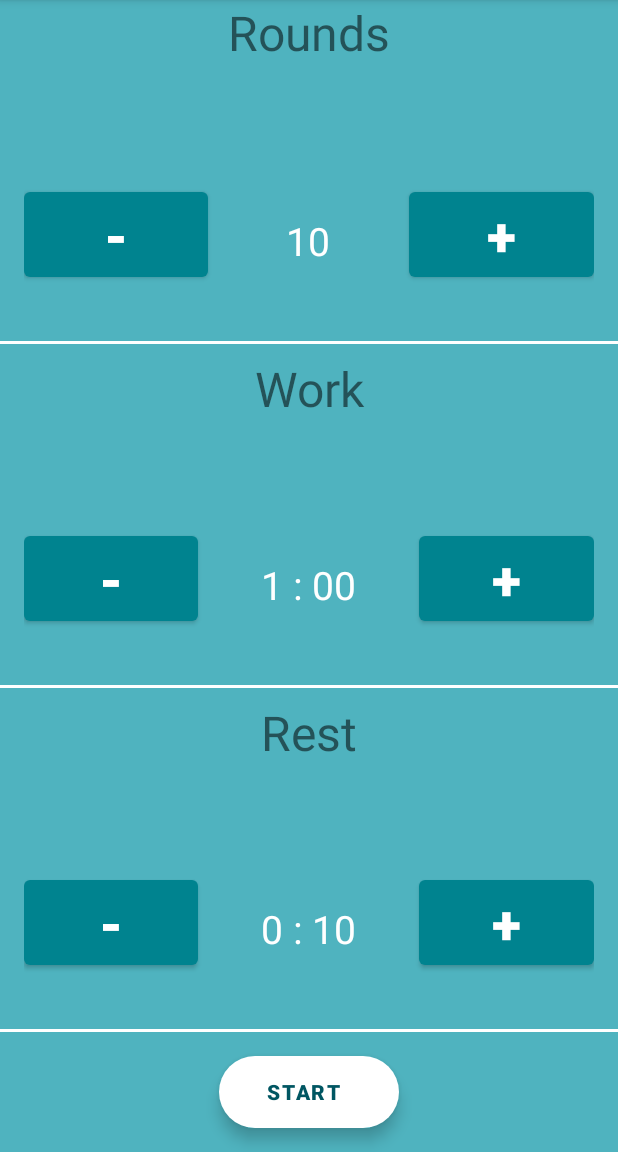
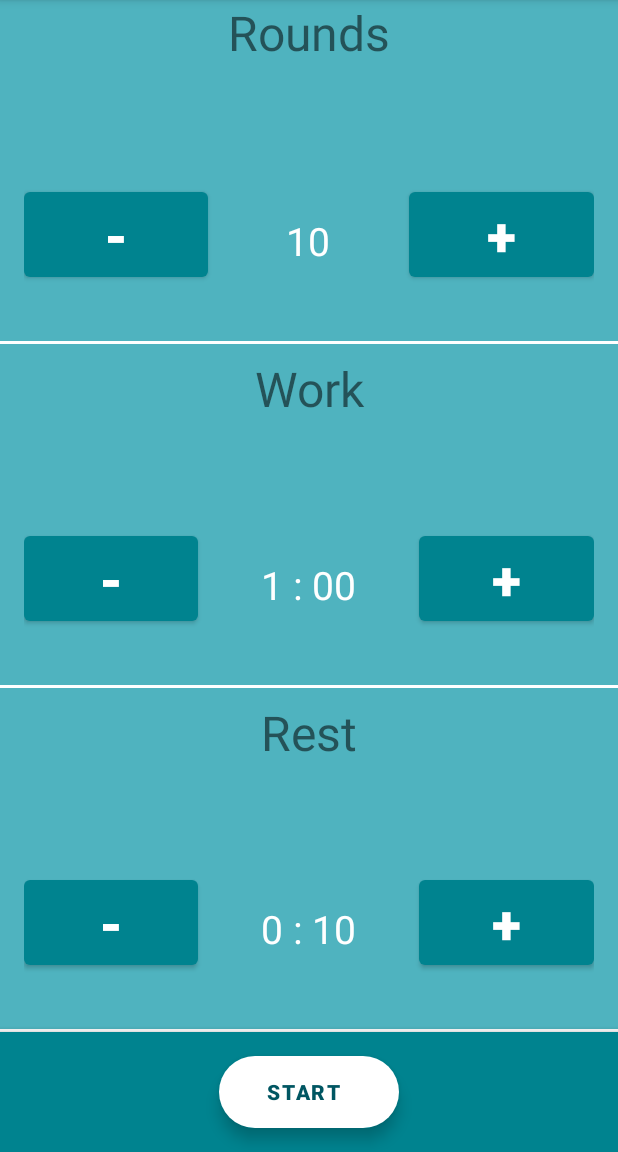
Before and after one commit to dnagelCS/Workout_Timer, an Android app: the screen it shows after launch (MainActivity), on a phone screen of 412 x 824 dp, the part 84-1236 px from its top. Run offline under Robolectric (Android 15) with nearby library versions, the phone set to English and light mode, and no system bars.

Commit message:
added bottom bar by fab

```diff
--- a/app/src/main/res/layout/activity_main.xml
+++ b/app/src/main/res/layout/activity_main.xml
@@ -4,8 +4,7 @@
     xmlns:tools="http://schemas.android.com/tools"
     android:layout_width="match_parent"
     android:layout_height="match_parent"
-    tools:context=".activities.MainActivity"
-    android:background="@color/primaryLightColor">
+    tools:context=".activities.MainActivity">
 
     <include layout="@layout/main_include_toolbar" />
     <include layout="@layout/content_main" />
--- a/app/src/main/res/layout/main_include_fab.xml
+++ b/app/src/main/res/layout/main_include_fab.xml
@@ -4,6 +4,15 @@
     xmlns:app="http://schemas.android.com/apk/res-auto"
     xmlns:tools="http://schemas.android.com/tools"
     tools:showIn="@layout/activity_main">
+
+    <com.google.android.material.bottomappbar.BottomAppBar
+        android:id="@+id/bottom_bar"
+        style="@style/Widget.MaterialComponents.BottomAppBar.Colored"
+        android:layout_width="match_parent"
+        android:layout_height="80dp"
+        android:layout_gravity="bottom"
+        tools:ignore="BottomAppBar">
+    </com.google.android.material.bottomappbar.BottomAppBar>
 
     <com.google.android.material.floatingactionbutton.ExtendedFloatingActionButton
         android:id="@+id/startButton"
```
